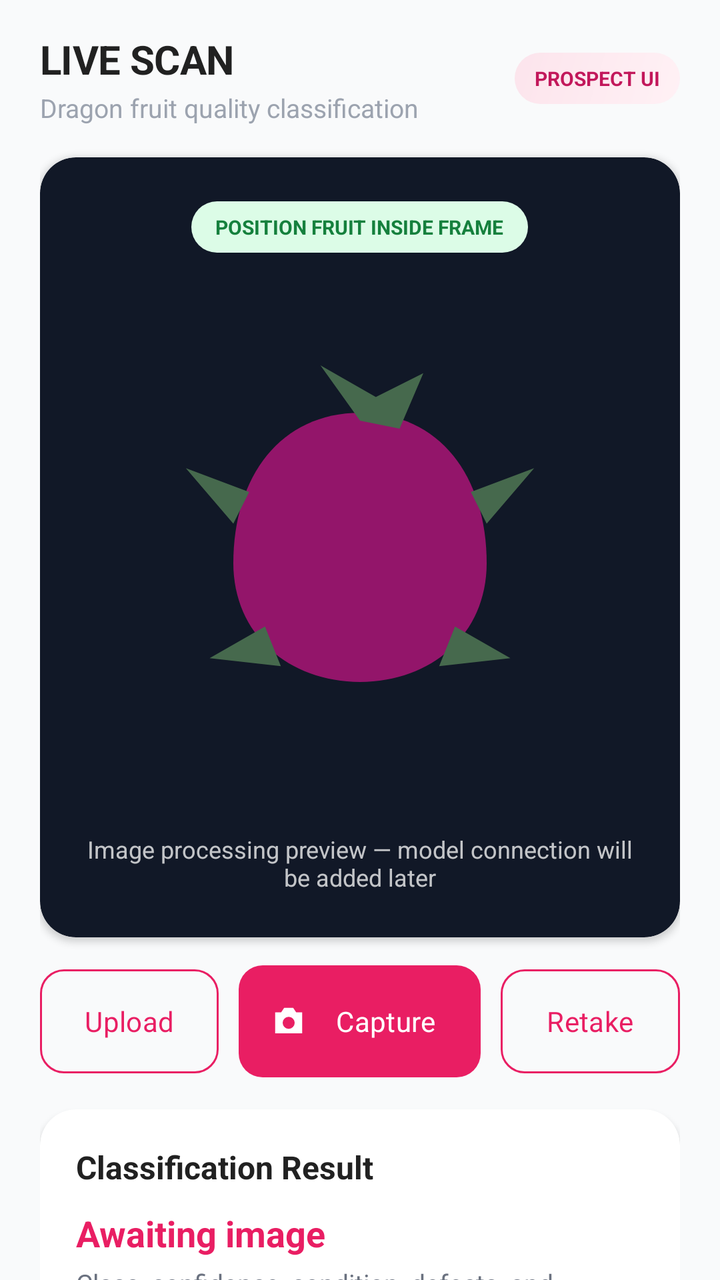
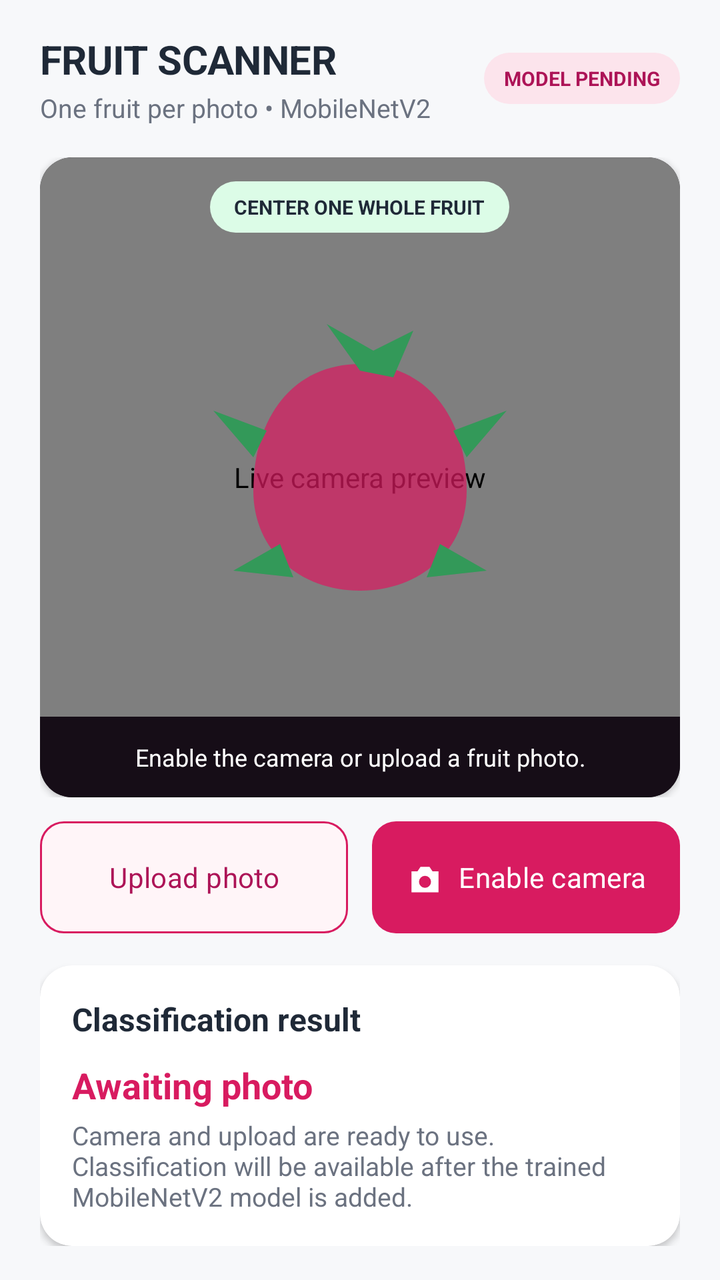

Compare the two renders of this Android layout. The source of the first and the diff that turns it into the second are given below.
<!-- AndroidManifest.xml: application theme Theme.DragonView -->
<!-- res/layout/fragment_scanner.xml -->
<?xml version="1.0" encoding="utf-8"?>
<androidx.core.widget.NestedScrollView
    xmlns:android="http://schemas.android.com/apk/res/android"
    xmlns:app="http://schemas.android.com/apk/res-auto"
    android:layout_width="match_parent"
    android:layout_height="match_parent"
    android:background="@color/dragon_surface"
    android:clipToPadding="false">

    <LinearLayout
        android:layout_width="match_parent"
        android:layout_height="wrap_content"
        android:orientation="vertical"
        android:paddingStart="20dp"
        android:paddingTop="16dp"
        android:paddingEnd="20dp"
        android:paddingBottom="28dp">

        <LinearLayout
            android:layout_width="match_parent"
            android:layout_height="wrap_content"
            android:gravity="center_vertical"
            android:orientation="horizontal">
            <LinearLayout
                android:layout_width="0dp"
                android:layout_height="wrap_content"
                android:layout_weight="1"
                android:orientation="vertical">
                <TextView
                    android:layout_width="wrap_content"
                    android:layout_height="wrap_content"
                    android:text="LIVE SCAN"
                    android:textAppearance="@style/TextAppearance.DragonView.TitleLarge"
                    android:textStyle="bold" />
                <TextView
                    android:layout_width="wrap_content"
                    android:layout_height="wrap_content"
                    android:layout_marginTop="2dp"
                    android:text="Dragon fruit quality classification"
                    android:textColor="@color/dragon_text_soft"
                    android:textSize="13sp" />
            </LinearLayout>
            <TextView
                android:layout_width="wrap_content"
                android:layout_height="wrap_content"
                android:background="@drawable/soft_pink_panel"
                android:paddingStart="10dp"
                android:paddingTop="6dp"
                android:paddingEnd="10dp"
                android:paddingBottom="6dp"
                android:text="PROSPECT UI"
                android:textColor="@color/dragon_magenta_dark"
                android:textSize="10sp"
                android:textStyle="bold" />
        </LinearLayout>

        <com.google.android.material.card.MaterialCardView
            android:layout_width="match_parent"
            android:layout_height="390dp"
            android:layout_marginTop="16dp"
            app:cardBackgroundColor="@color/dragon_scanner"
            app:cardCornerRadius="18dp"
            app:cardElevation="2dp"
            app:strokeWidth="0dp">
            <FrameLayout
                android:layout_width="match_parent"
                android:layout_height="match_parent"
                android:padding="22dp">
                <ImageView
                    android:layout_width="190dp"
                    android:layout_height="190dp"
                    android:layout_gravity="center"
                    android:alpha="0.72"
                    android:contentDescription="Dragon fruit camera guide"
                    android:src="@drawable/ic_dragon_fruit" />
                <TextView
                    android:layout_width="wrap_content"
                    android:layout_height="wrap_content"
                    android:layout_gravity="top|center_horizontal"
                    android:background="@drawable/soft_green_panel"
                    android:paddingStart="12dp"
                    android:paddingTop="6dp"
                    android:paddingEnd="12dp"
                    android:paddingBottom="6dp"
                    android:text="POSITION FRUIT INSIDE FRAME"
                    android:textColor="@color/dragon_green"
                    android:textSize="10sp"
                    android:textStyle="bold" />
                <TextView
                    android:layout_width="match_parent"
                    android:layout_height="wrap_content"
                    android:layout_gravity="bottom"
                    android:gravity="center"
                    android:text="Image processing preview — model connection will be added later"
                    android:textColor="@color/dragon_white_75"
                    android:textSize="12sp" />
            </FrameLayout>
        </com.google.android.material.card.MaterialCardView>

        <LinearLayout
            android:layout_width="match_parent"
            android:layout_height="wrap_content"
            android:layout_marginTop="14dp"
            android:gravity="center"
            android:orientation="horizontal">
            <com.google.android.material.button.MaterialButton
                android:id="@+id/uploadButton"
                style="@style/Widget.DragonView.Button.Outlined"
                android:layout_width="0dp"
                android:layout_height="52dp"
                android:layout_weight="1"
                android:text="Upload" />
            <com.google.android.material.button.MaterialButton
                android:id="@+id/captureButton"
                style="@style/Widget.DragonView.Button"
                android:layout_width="0dp"
                android:layout_height="56dp"
                android:layout_marginStart="10dp"
                android:layout_weight="1.35"
                android:text="Capture"
                app:icon="@drawable/ic_camera"
                app:iconTint="@color/white" />
            <com.google.android.material.button.MaterialButton
                android:id="@+id/retakeButton"
                style="@style/Widget.DragonView.Button.Outlined"
                android:layout_width="0dp"
                android:layout_height="52dp"
                android:layout_marginStart="10dp"
                android:layout_weight="1"
                android:text="Retake" />
        </LinearLayout>

        <com.google.android.material.card.MaterialCardView
            android:layout_width="match_parent"
            android:layout_height="wrap_content"
            android:layout_marginTop="16dp"
            app:cardBackgroundColor="@color/white"
            app:cardCornerRadius="18dp"
            app:cardElevation="2dp"
            app:strokeWidth="0dp">
            <LinearLayout
                android:layout_width="match_parent"
                android:layout_height="wrap_content"
                android:orientation="vertical"
                android:padding="18dp">
                <TextView
                    android:layout_width="wrap_content"
                    android:layout_height="wrap_content"
                    android:text="Classification Result"
                    android:textAppearance="@style/TextAppearance.DragonView.TitleMedium"
                    android:textStyle="bold" />
                <TextView
                    android:layout_width="wrap_content"
                    android:layout_height="wrap_content"
                    android:layout_marginTop="10dp"
                    android:text="Awaiting image"
                    android:textColor="@color/dragon_magenta"
                    android:textSize="18sp"
                    android:textStyle="bold" />
                <TextView
                    android:layout_width="wrap_content"
                    android:layout_height="wrap_content"
                    android:layout_marginTop="4dp"
                    android:text="Class, confidence, condition, defects, and suggested action will appear here."
                    android:textColor="@color/muted_ink"
                    android:textSize="13sp" />
            </LinearLayout>
        </com.google.android.material.card.MaterialCardView>
    </LinearLayout>
</androidx.core.widget.NestedScrollView>
<!-- resources referenced by this layout -->
<resources>
  <color name="dragon_green">#15803D</color>
  <color name="dragon_magenta">#E91E63</color>
  <color name="dragon_magenta_dark">#C2185B</color>
  <color name="dragon_scanner">#111827</color>
  <color name="dragon_text_soft">#9CA3AF</color>
  <color name="dragon_white_75">#BFFFFFFF</color>
  <!-- drawable ic_camera (drawable) -->
  <vector xmlns:android="http://schemas.android.com/apk/res/android" android:width="24dp" android:height="24dp" android:viewportWidth="24" android:viewportHeight="24">
      <path android:fillColor="#FFFFFF" android:pathData="M9,3l-2,3H3v14h18V6h-4l-2,-3zM12,9a4,4 0,1 1,0 8a4,4 0,0 1,0 -8z"/>
  </vector>
  <!-- drawable ic_dragon_fruit (drawable) -->
  <vector xmlns:android="http://schemas.android.com/apk/res/android"
      android:width="48dp"
      android:height="48dp"
      android:viewportWidth="48"
      android:viewportHeight="48">
      <path
          android:fillColor="#C71585"
          android:pathData="M24,7C14,7 8,15 8,26c0,9 7,15 16,15s16,-6 16,-15C40,15 34,7 24,7z" />
      <path
          android:fillColor="#5C8A5C"
          android:pathData="M24,8L19,1l7,4 6,-3 -3,7zM10,17L2,14l6,7zM38,17l8,-3 -6,7zM12,34l-7,4 9,1zM36,34l7,4 -9,1z" />
  </vector>
  <!-- drawable soft_pink_panel (drawable) -->
  <?xml version="1.0" encoding="utf-8"?>
  <shape xmlns:android="http://schemas.android.com/apk/res/android" android:shape="rectangle">
      <gradient android:angle="135" android:startColor="#FFF1F5" android:endColor="#FCE4EC" />
      <corners android:radius="16dp" />
  </shape>
  <style name="Widget.DragonView.Button" parent="Widget.Material3.Button">
          <item name="shapeAppearance">@style/ShapeAppearance.DragonView.Small</item>
          <item name="android:minHeight">@dimen/button_height</item>
          <item name="android:minWidth">@dimen/touch_target</item>
          <item name="android:paddingStart">16dp</item>
          <item name="android:paddingEnd">16dp</item>
          <item name="android:textAllCaps">false</item>
          <item name="android:fontFamily">sans-serif-medium</item>
          <item name="android:textSize">14sp</item>
          <item name="android:letterSpacing">0.01</item>
          <item name="iconPadding">8dp</item>
          <item name="android:insetTop">0dp</item>
          <item name="android:insetBottom">0dp</item>
      </style>
  <style name="Widget.DragonView.Button.Outlined" parent="Widget.Material3.Button.OutlinedButton">
          <item name="shapeAppearance">@style/ShapeAppearance.DragonView.Small</item>
          <item name="android:minHeight">@dimen/button_height</item>
          <item name="android:minWidth">@dimen/touch_target</item>
          <item name="android:paddingStart">16dp</item>
          <item name="android:paddingEnd">16dp</item>
          <item name="android:textAllCaps">false</item>
          <item name="android:fontFamily">sans-serif-medium</item>
          <item name="android:textSize">14sp</item>
          <item name="android:letterSpacing">0.01</item>
          <item name="iconPadding">8dp</item>
          <item name="android:insetTop">0dp</item>
          <item name="android:insetBottom">0dp</item>
          <item name="strokeColor">@color/obsidian_plum_600</item>
          <item name="strokeWidth">1dp</item>
      </style>
  <color name="warm_ivory">#F9FAFB</color>
  <color name="ink">#212121</color>
  <color name="obsidian_plum_600">#E91E63</color>
  <style name="Theme.DragonView.Base" parent="Theme.Material3.DayNight.NoActionBar">
          <item name="colorPrimary">@color/dragon_magenta</item>
          <item name="colorOnPrimary">@color/white</item>
          <item name="colorPrimaryContainer">@color/dragon_surface_variant</item>
          <item name="colorOnPrimaryContainer">@color/dragon_magenta_dark</item>
          <item name="colorSecondary">@color/dragon_green</item>
          <item name="colorOnSecondary">@color/white</item>
          <item name="colorSecondaryContainer">@color/dragon_green_soft</item>
          <item name="colorOnSecondaryContainer">@color/black</item>
          <item name="colorTertiary">@color/plum_orchid_400</item>
          <item name="colorSurface">@color/dragon_surface</item>
          <item name="colorSurfaceContainer">@color/white</item>
          <item name="colorOnSurface">@color/black</item>
          <item name="colorOutline">@color/dragon_outline</item>
          <item name="colorError">@color/dragon_error</item>
          <item name="android:fontFamily">sans-serif</item>
          <item name="fontFamily">sans-serif</item>
          <item name="materialButtonStyle">@style/Widget.DragonView.Button</item>
          <item name="materialCardViewStyle">@style/Widget.DragonView.Card</item>
          <item name="textInputStyle">@style/Widget.DragonView.TextInputLayout</item>
          <item name="shapeAppearanceSmallComponent">@style/ShapeAppearance.DragonView.Small</item>
          <item name="shapeAppearanceMediumComponent">@style/ShapeAppearance.DragonView.Medium</item>
          <item name="shapeAppearanceLargeComponent">@style/ShapeAppearance.DragonView.Large</item>
          <item name="textAppearanceHeadlineSmall">@style/TextAppearance.DragonView.HeadlineSmall</item>
          <item name="textAppearanceTitleLarge">@style/TextAppearance.DragonView.TitleLarge</item>
          <item name="textAppearanceTitleMedium">@style/TextAppearance.DragonView.TitleMedium</item>
          <item name="textAppearanceBodyLarge">@style/TextAppearance.DragonView.BodyLarge</item>
          <item name="textAppearanceBodyMedium">@style/TextAppearance.DragonView.BodyMedium</item>
          <item name="android:windowLightStatusBar">false</item>
          <item name="android:statusBarColor">@color/dragon_magenta_dark</item>
          <item name="android:navigationBarColor">@color/white</item>
          <item name="android:colorAccent">@color/dragon_magenta</item>
          <item name="android:windowBackground">@color/warm_ivory</item>
      </style>
  <color name="plum_orchid_400">#F06292</color>
  <color name="dragon_error">#E11D48</color>
  <style name="Widget.DragonView.TextInputLayout" parent="Widget.Material3.TextInputLayout.OutlinedBox">
          <item name="shapeAppearance">@style/ShapeAppearance.DragonView.Small</item>
          <item name="boxBackgroundColor">@color/dragon_surface_alt</item>
          <item name="boxStrokeColor">@color/dragon_outline</item>
          <item name="boxStrokeWidth">1dp</item>
          <item name="boxStrokeWidthFocused">2dp</item>
          <item name="hintTextColor">@color/muted_ink</item>
      </style>
  <color name="dragon_surface_alt">#F3F4F6</color>
  <!-- unchanged entries left out for length: 21 -->
</resources>

<!-- the commit's change to res/layout/fragment_scanner.xml (unified diff, before → after) -->
@@ -11,10 +11,10 @@
         android:layout_width="match_parent"
         android:layout_height="wrap_content"
         android:orientation="vertical"
-        android:paddingStart="20dp"
-        android:paddingTop="16dp"
-        android:paddingEnd="20dp"
-        android:paddingBottom="28dp">
+        android:paddingStart="@dimen/page_gutter"
+        android:paddingTop="@dimen/space_lg"
+        android:paddingEnd="@dimen/page_gutter"
+        android:paddingBottom="@dimen/space_xl">
 
         <LinearLayout
             android:layout_width="match_parent"
@@ -29,18 +29,19 @@
                 <TextView
                     android:layout_width="wrap_content"
                     android:layout_height="wrap_content"
-                    android:text="LIVE SCAN"
+                    android:text="@string/scanner_title"
                     android:textAppearance="@style/TextAppearance.DragonView.TitleLarge"
                     android:textStyle="bold" />
                 <TextView
                     android:layout_width="wrap_content"
                     android:layout_height="wrap_content"
                     android:layout_marginTop="2dp"
-                    android:text="Dragon fruit quality classification"
-                    android:textColor="@color/dragon_text_soft"
+                    android:text="@string/scanner_subtitle"
+                    android:textColor="@color/muted_ink"
                     android:textSize="13sp" />
             </LinearLayout>
             <TextView
+                android:id="@+id/modelStatusBadge"
                 android:layout_width="wrap_content"
                 android:layout_height="wrap_content"
                 android:background="@drawable/soft_pink_panel"
@@ -48,122 +49,157 @@
                 android:paddingTop="6dp"
                 android:paddingEnd="10dp"
                 android:paddingBottom="6dp"
-                android:text="PROSPECT UI"
+                android:text="@string/scanner_model_pending"
                 android:textColor="@color/dragon_magenta_dark"
                 android:textSize="10sp"
                 android:textStyle="bold" />
         </LinearLayout>
 
+        <androidx.constraintlayout.widget.ConstraintLayout
+            android:layout_width="match_parent"
+            android:layout_height="wrap_content"
+            android:layout_marginTop="@dimen/space_lg">
         <com.google.android.material.card.MaterialCardView
-            android:layout_width="match_parent"
-            android:layout_height="390dp"
-            android:layout_marginTop="16dp"
+            android:layout_width="0dp"
+            android:layout_height="0dp"
+            app:layout_constraintDimensionRatio="1:1"
+            app:layout_constraintStart_toStartOf="parent"
+            app:layout_constraintEnd_toEndOf="parent"
+            app:layout_constraintTop_toTopOf="parent"
+            app:layout_constraintBottom_toBottomOf="parent"
             app:cardBackgroundColor="@color/dragon_scanner"
-            app:cardCornerRadius="18dp"
+            app:cardCornerRadius="@dimen/corner_card"
             app:cardElevation="2dp"
             app:strokeWidth="0dp">
             <FrameLayout
                 android:layout_width="match_parent"
-                android:layout_height="match_parent"
-                android:padding="22dp">
+                android:layout_height="match_parent">
+                <androidx.camera.view.PreviewView
+                    android:id="@+id/cameraPreview"
+                    android:layout_width="match_parent"
+                    android:layout_height="match_parent"
+                    android:contentDescription="@string/scanner_preview_description" />
                 <ImageView
-                    android:layout_width="190dp"
-                    android:layout_height="190dp"
+                    android:id="@+id/selectedImagePreview"
+                    android:layout_width="match_parent"
+                    android:layout_height="match_parent"
+                    android:contentDescription="@string/scanner_image_description"
+                    android:scaleType="centerCrop"
+                    android:visibility="gone" />
+                <ImageView
+                    android:id="@+id/cameraPlaceholder"
+                    android:layout_width="@dimen/scanner_guide_size"
+                    android:layout_height="@dimen/scanner_guide_size"
                     android:layout_gravity="center"
                     android:alpha="0.72"
-                    android:contentDescription="Dragon fruit camera guide"
+                    android:importantForAccessibility="no"
                     android:src="@drawable/ic_dragon_fruit" />
                 <TextView
                     android:layout_width="wrap_content"
                     android:layout_height="wrap_content"
                     android:layout_gravity="top|center_horizontal"
+                    android:layout_margin="@dimen/space_md"
                     android:background="@drawable/soft_green_panel"
                     android:paddingStart="12dp"
                     android:paddingTop="6dp"
                     android:paddingEnd="12dp"
                     android:paddingBottom="6dp"
-                    android:text="POSITION FRUIT INSIDE FRAME"
-                    android:textColor="@color/dragon_green"
+                    android:text="@string/scanner_frame_guide"
+                    android:textColor="@color/ink"
                     android:textSize="10sp"
                     android:textStyle="bold" />
                 <TextView
+                    android:id="@+id/cameraStatusText"
                     android:layout_width="match_parent"
                     android:layout_height="wrap_content"
                     android:layout_gravity="bottom"
+                    android:background="@color/dragon_scanner"
+                    android:padding="@dimen/space_md"
                     android:gravity="center"
-                    android:text="Image processing preview — model connection will be added later"
-                    android:textColor="@color/dragon_white_75"
+                    android:text="@string/scanner_camera_permission"
+                    android:textColor="@color/white"
                     android:textSize="12sp" />
             </FrameLayout>
         </com.google.android.material.card.MaterialCardView>
+        </androidx.constraintlayout.widget.ConstraintLayout>
 
         <LinearLayout
             android:layout_width="match_parent"
             android:layout_height="wrap_content"
-            android:layout_marginTop="14dp"
+            android:layout_marginTop="@dimen/space_md"
             android:gravity="center"
             android:orientation="horizontal">
             <com.google.android.material.button.MaterialButton
                 android:id="@+id/uploadButton"
                 style="@style/Widget.DragonView.Button.Outlined"
                 android:layout_width="0dp"
-                android:layout_height="52dp"
+                android:layout_height="@dimen/field_height"
                 android:layout_weight="1"
-                android:text="Upload" />
+                android:text="@string/scanner_upload" />
             <com.google.android.material.button.MaterialButton
                 android:id="@+id/captureButton"
                 style="@style/Widget.DragonView.Button"
                 android:layout_width="0dp"
-                android:layout_height="56dp"
-                android:layout_marginStart="10dp"
-                android:layout_weight="1.35"
-                android:text="Capture"
+                android:layout_height="@dimen/field_height"
+                android:layout_marginStart="@dimen/space_md"
+                android:layout_weight="1"
+                android:text="@string/scanner_enable_camera"
                 app:icon="@drawable/ic_camera"
                 app:iconTint="@color/white" />
-            <com.google.android.material.button.MaterialButton
-                android:id="@+id/retakeButton"
-                style="@style/Widget.DragonView.Button.Outlined"
-                android:layout_width="0dp"
-                android:layout_height="52dp"
-                android:layout_marginStart="10dp"
-                android:layout_weight="1"
-                android:text="Retake" />
         </LinearLayout>
+        <com.google.android.material.button.MaterialButton
+            android:id="@+id/retakeButton"
+            style="@style/Widget.DragonView.Button.Outlined"
+            android:layout_width="match_parent"
+            android:layout_height="@dimen/button_height"
+            android:layout_marginTop="@dimen/space_sm"
+            android:text="@string/scanner_retake"
+            android:visibility="gone" />
 
         <com.google.android.material.card.MaterialCardView
             android:layout_width="match_parent"
             android:layout_height="wrap_content"
-            android:layout_marginTop="16dp"
+            android:layout_marginTop="@dimen/space_lg"
             app:cardBackgroundColor="@color/white"
-            app:cardCornerRadius="18dp"
+            app:cardCornerRadius="@dimen/corner_card"
             app:cardElevation="2dp"
             app:strokeWidth="0dp">
             <LinearLayout
                 android:layout_width="match_parent"
                 android:layout_height="wrap_content"
                 android:orientation="vertical"
-                android:padding="18dp">
-                <TextView
-                    android:layout_width="wrap_content"
-                    android:layout_height="wrap_content"
-                    android:text="Classification Result"
+                android:padding="@dimen/card_padding">
+                <TextView
+                    android:layout_width="wrap_content"
+                    android:layout_height="wrap_content"
+                    android:text="@string/scanner_result_title"
                     android:textAppearance="@style/TextAppearance.DragonView.TitleMedium"
                     android:textStyle="bold" />
                 <TextView
+                    android:id="@+id/resultLabelText"
                     android:layout_width="wrap_content"
                     android:layout_height="wrap_content"
                     android:layout_marginTop="10dp"
-                    android:text="Awaiting image"
+                    android:text="@string/scanner_awaiting_image"
+                    android:accessibilityLiveRegion="polite"
                     android:textColor="@color/dragon_magenta"
                     android:textSize="18sp"
                     android:textStyle="bold" />
                 <TextView
+                    android:id="@+id/resultDetailsText"
                     android:layout_width="wrap_content"
                     android:layout_height="wrap_content"
                     android:layout_marginTop="4dp"
-                    android:text="Class, confidence, condition, defects, and suggested action will appear here."
+                    android:text="@string/scanner_awaiting_detail"
                     android:textColor="@color/muted_ink"
                     android:textSize="13sp" />
+                <com.google.android.material.progressindicator.LinearProgressIndicator
+                    android:id="@+id/classificationProgress"
+                    android:layout_width="match_parent"
+                    android:layout_height="wrap_content"
+                    android:layout_marginTop="@dimen/space_md"
+                    android:indeterminate="true"
+                    android:visibility="gone" />
             </LinearLayout>
         </com.google.android.material.card.MaterialCardView>
     </LinearLayout>
<!-- resource entries referenced after the edit -->
@@ -1,14 +1,16 @@
 <!-- resources referenced by this layout -->
 <resources>
-  <color name="dragon_green">#15803D</color>
-  <color name="dragon_magenta">#E91E63</color>
-  <color name="dragon_magenta_dark">#C2185B</color>
-  <color name="dragon_scanner">#111827</color>
-  <color name="dragon_text_soft">#9CA3AF</color>
-  <color name="dragon_white_75">#BFFFFFFF</color>
+  <color name="dragon_green">#16A34A</color>
+  <color name="dragon_magenta">@color/obsidian_plum_600</color>
+  <color name="dragon_magenta_dark">@color/obsidian_plum_800</color>
+  <color name="dragon_scanner">#160D17</color>
   <!-- drawable ic_camera (drawable) -->
   <vector xmlns:android="http://schemas.android.com/apk/res/android" android:width="24dp" android:height="24dp" android:viewportWidth="24" android:viewportHeight="24">
-      <path android:fillColor="#FFFFFF" android:pathData="M9,3l-2,3H3v14h18V6h-4l-2,-3zM12,9a4,4 0,1 1,0 8a4,4 0,0 1,0 -8z"/>
+      <group
+          android:translateX="2"
+          android:translateY="2">
+          <path android:fillColor="#FFFFFF" android:pathData="M9,3l-2,3H3v14h18V6h-4l-2,-3zM12,9a4,4 0,1 1,0 8a4,4 0,0 1,0 -8z"/>
+      </group>
   </vector>
   <!-- drawable ic_dragon_fruit (drawable) -->
   <vector xmlns:android="http://schemas.android.com/apk/res/android"
@@ -17,18 +19,31 @@
       android:viewportWidth="48"
       android:viewportHeight="48">
       <path
-          android:fillColor="#C71585"
+          android:fillColor="@color/dragon_magenta"
           android:pathData="M24,7C14,7 8,15 8,26c0,9 7,15 16,15s16,-6 16,-15C40,15 34,7 24,7z" />
       <path
-          android:fillColor="#5C8A5C"
+          android:fillColor="@color/dragon_green"
           android:pathData="M24,8L19,1l7,4 6,-3 -3,7zM10,17L2,14l6,7zM38,17l8,-3 -6,7zM12,34l-7,4 9,1zM36,34l7,4 -9,1z" />
   </vector>
   <!-- drawable soft_pink_panel (drawable) -->
   <?xml version="1.0" encoding="utf-8"?>
   <shape xmlns:android="http://schemas.android.com/apk/res/android" android:shape="rectangle">
-      <gradient android:angle="135" android:startColor="#FFF1F5" android:endColor="#FCE4EC" />
-      <corners android:radius="16dp" />
+      <solid android:color="@color/plum_mist_100" />
+      <corners android:radius="14dp" />
   </shape>
+  <string name="scanner_awaiting_detail">Camera and upload are ready to use. Classification will be available after the trained MobileNetV2 model is added.</string>
+  <string name="scanner_awaiting_image">Awaiting photo</string>
+  <string name="scanner_camera_permission">Enable the camera or upload a fruit photo.</string>
+  <string name="scanner_enable_camera">Enable camera</string>
+  <string name="scanner_frame_guide">CENTER ONE WHOLE FRUIT</string>
+  <string name="scanner_image_description">Selected photo, center-cropped for classification</string>
+  <string name="scanner_model_pending">MODEL PENDING</string>
+  <string name="scanner_preview_description">Live camera preview</string>
+  <string name="scanner_result_title">Classification result</string>
+  <string name="scanner_retake">Retake photo</string>
+  <string name="scanner_subtitle">One fruit per photo • MobileNetV2</string>
+  <string name="scanner_title">FRUIT SCANNER</string>
+  <string name="scanner_upload">Upload photo</string>
   <style name="Widget.DragonView.Button" parent="Widget.Material3.Button">
           <item name="shapeAppearance">@style/ShapeAppearance.DragonView.Small</item>
           <item name="android:minHeight">@dimen/button_height</item>
@@ -42,6 +57,9 @@
           <item name="iconPadding">8dp</item>
           <item name="android:insetTop">0dp</item>
           <item name="android:insetBottom">0dp</item>
+          <item name="backgroundTint">@color/button_primary_background</item>
+          <item name="android:textColor">@color/button_primary_text</item>
+          <item name="rippleColor">@color/plum_orchid_400</item>
       </style>
   <style name="Widget.DragonView.Button.Outlined" parent="Widget.Material3.Button.OutlinedButton">
           <item name="shapeAppearance">@style/ShapeAppearance.DragonView.Small</item>
@@ -56,12 +74,25 @@
           <item name="iconPadding">8dp</item>
           <item name="android:insetTop">0dp</item>
           <item name="android:insetBottom">0dp</item>
-          <item name="strokeColor">@color/obsidian_plum_600</item>
+          <item name="strokeColor">@color/dragon_magenta</item>
           <item name="strokeWidth">1dp</item>
+          <item name="backgroundTint">@color/button_secondary_background</item>
+          <item name="android:textColor">@color/button_secondary_text</item>
+          <item name="rippleColor">@color/plum_mist_100</item>
       </style>
-  <color name="warm_ivory">#F9FAFB</color>
-  <color name="ink">#212121</color>
-  <color name="obsidian_plum_600">#E91E63</color>
+  <color name="warm_ivory">#F7F8FA</color>
+  <color name="ink">#1F2937</color>
+  <dimen name="card_padding">16dp</dimen>
+  <dimen name="corner_card">16dp</dimen>
+  <dimen name="field_height">56dp</dimen>
+  <dimen name="page_gutter">20dp</dimen>
+  <dimen name="scanner_guide_size">160dp</dimen>
+  <dimen name="space_lg">16dp</dimen>
+  <dimen name="space_md">12dp</dimen>
+  <dimen name="space_sm">8dp</dimen>
+  <dimen name="space_xl">24dp</dimen>
+  <color name="obsidian_plum_600">#D81B60</color>
+  <color name="obsidian_plum_800">#AD1457</color>
   <style name="Theme.DragonView.Base" parent="Theme.Material3.DayNight.NoActionBar">
           <item name="colorPrimary">@color/dragon_magenta</item>
           <item name="colorOnPrimary">@color/white</item>
@@ -91,22 +122,21 @@
           <item name="textAppearanceBodyLarge">@style/TextAppearance.DragonView.BodyLarge</item>
           <item name="textAppearanceBodyMedium">@style/TextAppearance.DragonView.BodyMedium</item>
           <item name="android:windowLightStatusBar">false</item>
-          <item name="android:statusBarColor">@color/dragon_magenta_dark</item>
+          <item name="android:statusBarColor">@color/dragon_magenta</item>
           <item name="android:navigationBarColor">@color/white</item>
           <item name="android:colorAccent">@color/dragon_magenta</item>
           <item name="android:windowBackground">@color/warm_ivory</item>
       </style>
-  <color name="plum_orchid_400">#F06292</color>
-  <color name="dragon_error">#E11D48</color>
+  <color name="plum_orchid_400">#EC5B8D</color>
+  <color name="dragon_error">#B3261E</color>
   <style name="Widget.DragonView.TextInputLayout" parent="Widget.Material3.TextInputLayout.OutlinedBox">
           <item name="shapeAppearance">@style/ShapeAppearance.DragonView.Small</item>
-          <item name="boxBackgroundColor">@color/dragon_surface_alt</item>
+          <item name="boxBackgroundColor">@color/white</item>
           <item name="boxStrokeColor">@color/dragon_outline</item>
           <item name="boxStrokeWidth">1dp</item>
           <item name="boxStrokeWidthFocused">2dp</item>
           <item name="hintTextColor">@color/muted_ink</item>
       </style>
-  <color name="dragon_surface_alt">#F3F4F6</color>
   <!-- unchanged entries left out for length: 21 -->
 </resources>
 
